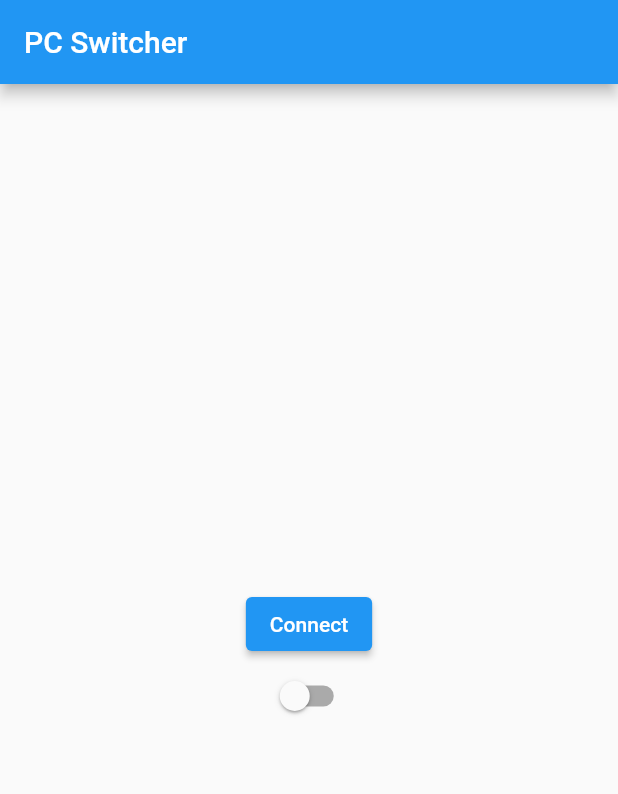
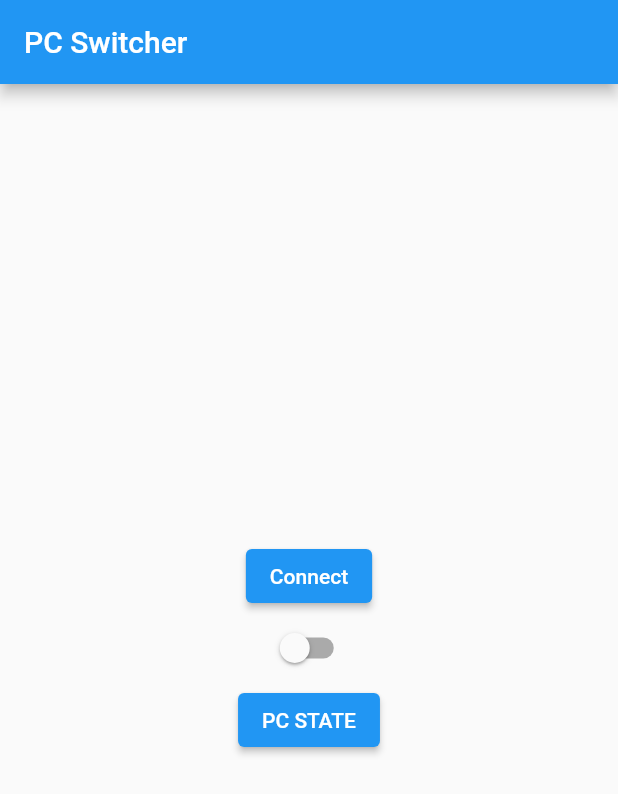
Before and after one commit to epic-tetus/Remote_PC_Switcher, a Flutter app: the screen it shows after launch, on a phone screen of 412 x 824 dp. Shown: the top 794 px of the screen. Run offline on Flutter 3.47's test engine with Material 2 defaults, Android fonts, the phone set to English and light mode, and no system bars.

Commit message:
add pc state button & text

```diff
--- a/application/remote_pc_switcher/lib/main.dart
+++ b/application/remote_pc_switcher/lib/main.dart
@@ -35,6 +35,7 @@ class _MyHomePageState extends State<MyHomePage> {
   bool socket_state = false;
   bool pc_state = false;
   var response = "";
+  var remote_pc_state = "";
 
   TextEditingController controller = TextEditingController();
 
@@ -57,6 +58,9 @@ class _MyHomePageState extends State<MyHomePage> {
           print(String.fromCharCodes(onData).trim());
           setState(() {
             response = (String.fromCharCodes(onData).trim());
+            if (response.indexOf("STATE_") == 0) {
+              remote_pc_state = response.substring("STATE_".length);
+            }
           });
         });
       },
@@ -133,6 +137,13 @@ class _MyHomePageState extends State<MyHomePage> {
                 }
               },
             ),
+            ElevatedButton(
+              onPressed: () {
+                send("GET_PC_STATE");
+              },
+              child: Text("PC STATE"),
+            ),
+            Text(remote_pc_state)
           ],
         ),
       ),
```
